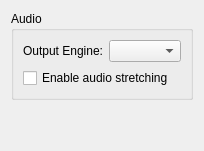
Old version of the form src/citra_qt/configure_audio.ui in the repository neoragna/3DSEMUCITRA.
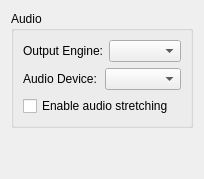
New version of the form.

Commit message: SDL2: Selecting an audio device #1952

```diff
--- a/src/citra_qt/configure_audio.ui
+++ b/src/citra_qt/configure_audio.ui
@@ -25,6 +25,21 @@
         </item>
        </layout>
       </item>
+       <item>
+         <layout class="QHBoxLayout">
+           <item>
+             <widget class="QLabel">
+               <property name="text">
+                 <string>Audio Device:</string>
+               </property>
+             </widget>
+           </item>
+           <item>
+             <widget class="QComboBox" name="audio_device_combo_box">
+             </widget>
+           </item>
+         </layout>
+       </item>
       <item>
        <widget class="QCheckBox" name="toggle_audio_stretching">
         <property name="text">
```
The commit also changes 11 other files.
